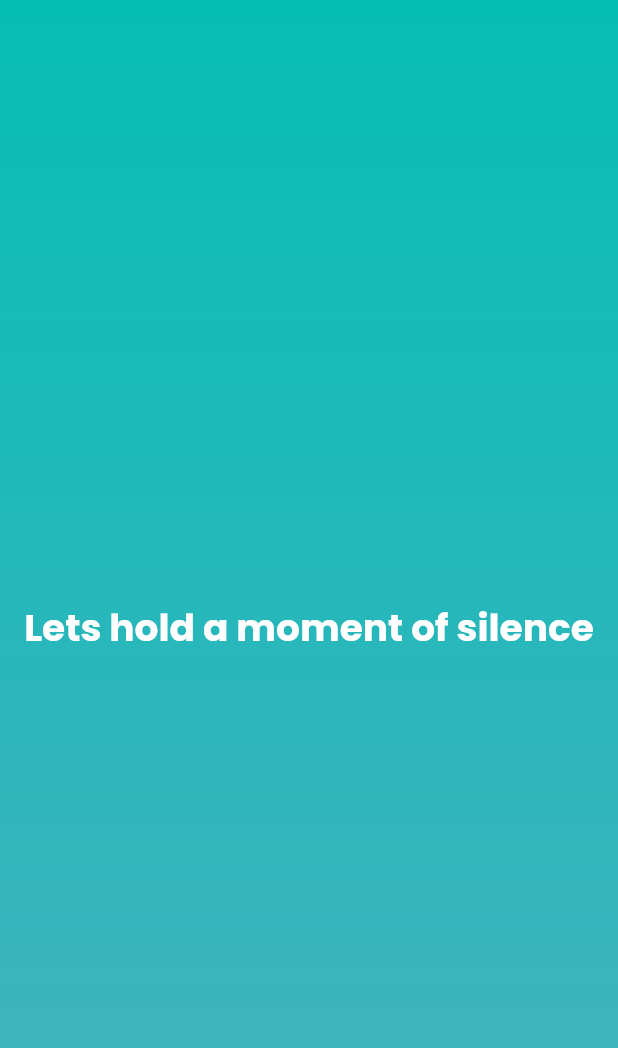
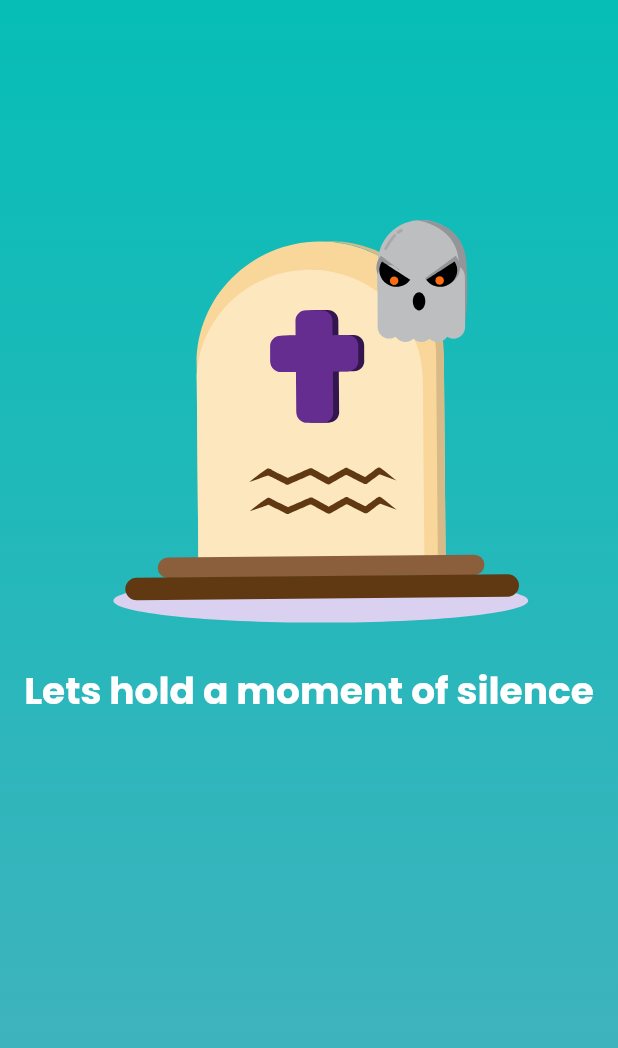
Before and after one commit to shenmareparas/YoDoc, a Flutter app: the Notbreathing2 screen opened by its route, on a phone screen of 412 x 824 dp. Shown: the top 1048 px of the screen. Run offline on Flutter 3.47's test engine with Material 2 defaults, Android fonts, the phone set to English and light mode, and no system bars; our stand-ins replace google_fonts, group_button, lottie.

Commit message:
added dead animation

```diff
--- a/lib/disease/notbreathing/notbreathing2.dart
+++ b/lib/disease/notbreathing/notbreathing2.dart
@@ -1,4 +1,5 @@
 import 'package:flutter/material.dart';
+import 'package:lottie/lottie.dart';
 
 class Notbreathing2 extends StatefulWidget {
   const Notbreathing2({super.key});
@@ -23,16 +24,19 @@ class _Notbreathing2State extends State<Notbreathing2> {
             ])),
         child: SafeArea(
           child: Center(
-            child: Column(children: const [
-              SizedBox(
-                height: 400,
+            child: Column(children: [
+              const SizedBox(
+                height: 30,
               ),
-              Text(
+              Lottie.asset("assets/images/35997-ghostly-tombstone.json",
+                  fit: BoxFit.contain),
+              const Text(
                 'Lets hold a moment of silence',
                 style: TextStyle(
                     fontSize: 25,
                     color: Colors.white,
                     fontWeight: FontWeight.bold),
+                textAlign: TextAlign.center,
               ),
             ]),
           ),
```
Also changed, not shown: assets/images/35997-ghostly-tombstone.json (added, +1 -0 lines).
